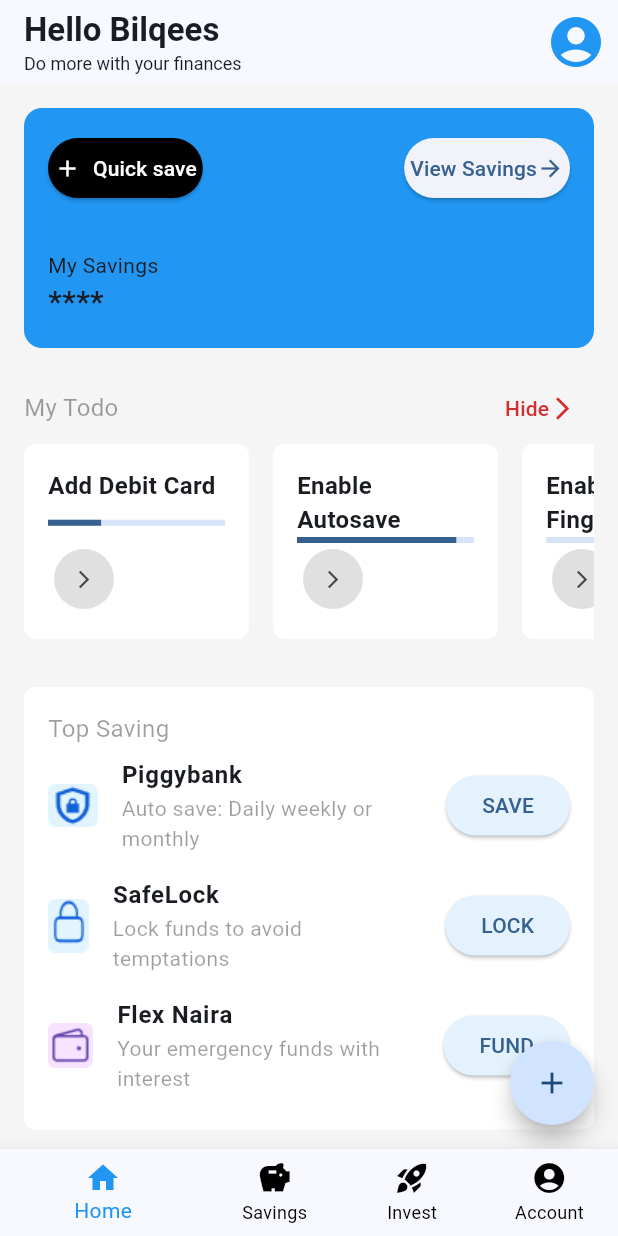
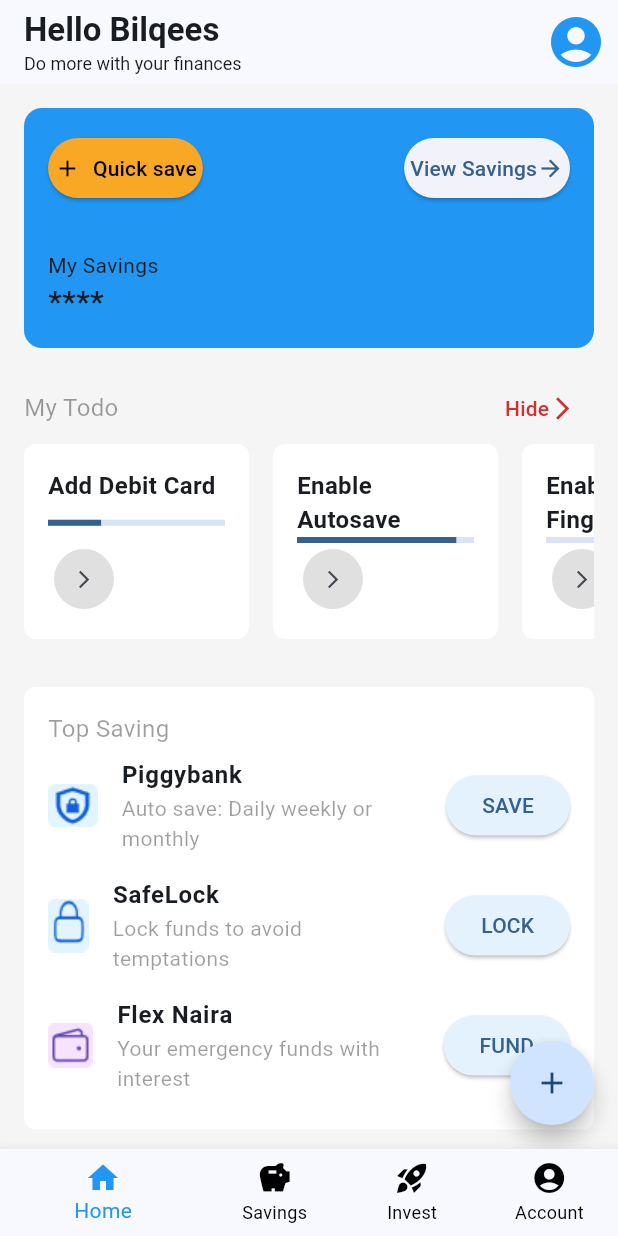
Before and after one commit to Fabilqees/savenet_app, a Flutter app: the screen it shows after launch, after a tap on "View Savings", on a phone screen of 412 x 824 dp. Run offline on Flutter 3.47's test engine with Material 3 defaults, Android fonts, the phone set to English and light mode, and no system bars; missing offline and left inert: dart:ffi.

Commit message:
16/04/2024

```diff
--- a/lib/features/home/pages/home_page.dart
+++ b/lib/features/home/pages/home_page.dart
@@ -5,7 +5,7 @@ import 'package:savenet_app/features/accounts/pages/account_view.dart';
 import 'package:savenet_app/features/home/pages/home_view.dart';
 import 'package:savenet_app/features/savings/pages/savings_view.dart';
 
-import 'package:savenet_app/invest_view.dart';
+import 'package:savenet_app/features/invest/invest_view.dart';
 
 
 
--- a/lib/features/home/pages/home_view.dart
+++ b/lib/features/home/pages/home_view.dart
@@ -45,7 +45,37 @@ class HomeView extends StatelessWidget {
       body: ListView(
         padding: EdgeInsets.all(16.0),
         children: [
-          SavingDetailsCard(),
+          SavingDetailsCard(
+            bottomLeftWidget: Column(
+              crossAxisAlignment: CrossAxisAlignment.start,
+              children: [
+                Text("My Savings"),
+                Text(
+                  "****",
+                  style: TextStyle(
+                      fontWeight: FontWeight.bold,
+                      fontSize: 20
+                  ),
+                )
+              ],
+            ),
+            topRightWidget: ElevatedButton(
+              onPressed:  (){},
+              child: Row(
+                mainAxisSize: MainAxisSize.min,
+                children: [
+                  Text("View Savings"),
+                  Icon(Icons.arrow_forward)
+                ],
+              ),
+              style: ElevatedButton.styleFrom(
+                  padding: EdgeInsets.symmetric(
+                      vertical: 0,
+                      horizontal: 4
+                  )
+              ),
+            ),
+          ),
           MyTodoSection(),
           TopSavingsSection(),
           SuggestionsSection(),
--- a/lib/features/home/widget/savings_details_card.dart
+++ b/lib/features/home/widget/savings_details_card.dart
@@ -3,7 +3,12 @@ import 'package:flutter/material.dart';
 class SavingDetailsCard extends StatelessWidget {
   const SavingDetailsCard({
     super.key,
+    required this.bottomLeftWidget,
+    required this.topRightWidget
   });
+
+  final Widget bottomLeftWidget;
+  final Widget topRightWidget;
 
   @override
   Widget build(BuildContext context) {
@@ -25,8 +30,8 @@ class SavingDetailsCard extends StatelessWidget {
                     vertical: 0,
                     horizontal: 4
                 ),
-                backgroundColor: Colors.black,
-                foregroundColor: Colors.white
+                backgroundColor: Colors.yellow.shade800,
+                foregroundColor: Colors.black
             ),
           ),
 
@@ -34,39 +39,12 @@ class SavingDetailsCard extends StatelessWidget {
           Positioned(
             top: 0,
             right: 0,
-            child: ElevatedButton(
-              onPressed:  (){},
-              child: Row(
-                mainAxisSize: MainAxisSize.min,
-                children: [
-                  Text("View Savings"),
-                  Icon(Icons.arrow_forward)
-                ],
-              ),
-              style: ElevatedButton.styleFrom(
-                  padding: EdgeInsets.symmetric(
-                      vertical: 0,
-                      horizontal: 4
-                  )
-              ),
-            ),
+            child: topRightWidget
           ),
           Positioned(
               bottom: 0,
               left: 0,
-              child: Column(
-                crossAxisAlignment: CrossAxisAlignment.start,
-                children: [
-                  Text("My Savings"),
-                  Text(
-                    "****",
-                    style: TextStyle(
-                        fontWeight: FontWeight.bold,
-                        fontSize: 20
-                    ),
-                  )
-                ],
-              )
+              child: bottomLeftWidget
           )
         ],
 
--- a/lib/features/home/widget/vetted_oportunities_section.dart
+++ b/lib/features/home/widget/vetted_oportunities_section.dart
@@ -1,6 +1,7 @@
 
 
 import 'package:flutter/material.dart';
+import 'package:savenet_app/features/home/widget/vetted_opportunities_item.dart';
 
 class VettedOpportunitesSection extends StatelessWidget {
   const VettedOpportunitesSection({super.key});
@@ -37,10 +38,36 @@ class VettedOpportunitesSection extends StatelessWidget {
             child: ListView(
               scrollDirection: Axis.horizontal,
               children: [
-                VOItem(),
-                VOItem(),
-                VOItem(),
-                VOItem(),
+                VOItem(
+                  image: ("assets/images/invest_img.png"),
+                  title: "CORPERATE DEBT",
+                  subtitle: "10%. returns in 9 months",
+                ),
+                VOItem(
+                  image: ("assets/images/invest_img2.png"),
+                  title: "CORPERATE DEBT",
+                  subtitle: "5.9%. returns in 6 months",
+                ),
+                VOItem(
+                  image: ("assets/images/invest_img3.png"),
+                  title: "CORPERATE DEBT",
+                  subtitle: "10.4%. returns in 10 months",
+                ),
+                VOItem(
+                  image: ("assets/images/invest_img4.png"),
+                  title: "CORPERATE DEBT",
+                  subtitle: "3.7%. returns in 3 months",
+                ),
+                VOItem(
+                  image: ("assets/images/invest_img5.png"),
+                  title: "CORPERATE DEBT",
+                  subtitle: "11%. returns in 9 months",
+                ),
+                VOItem(
+                  image: ("assets/images/invest_img6.png"),
+                  title: "CORPERATE DEBT",
+                  subtitle: "6.7%. returns in 6 months",
+                ),
               ],
             ),
           )
@@ -49,33 +76,3 @@ class VettedOpportunitesSection extends StatelessWidget {
     );
   }
 }
-
-class VOItem extends StatelessWidget {
-  const VOItem({
-    super.key,
-  });
-
-  @override
-  Widget build(BuildContext context) {
-    return Container(
-      margin: EdgeInsets.only(right: 8),
-      child: Column(
-        crossAxisAlignment: CrossAxisAlignment.start,
-       children: [
-         Image.asset(
-             "assets/images/invest_img.png",
-           width: 152,
-         ),
-         Text(
-             "Corperate debt",
-           style: TextStyle(
-             fontWeight: FontWeight.bold,
-             fontSize: 18
-           ),
-         ),
-         Text("10% returns in 9 months")
-       ],
-      ),
-    );
-  }
-}
--- /dev/null
+++ b/lib/features/home/widget/vetted_opportunities_item.dart
@@ -0,0 +1,40 @@
+import 'package:flutter/material.dart';
+
+class VOItem extends StatelessWidget {
+  const VOItem({
+    super.key,
+    required this.image,
+    required this.title,
+    required this.subtitle
+  });
+
+  final String image;
+  final String title;
+  final String subtitle;
+
+  @override
+  Widget build(BuildContext context) {
+    return Container(
+      margin: EdgeInsets.only(right: 8),
+      child: Column(
+        crossAxisAlignment: CrossAxisAlignment.start,
+        children: [
+          Image.asset(
+            image,
+            width: 152,
+          ),
+          Text(
+            title,
+            style: TextStyle(
+                fontWeight: FontWeight.bold,
+                fontSize: 18
+            ),
+          ),
+          Text(
+              subtitle
+          )
+        ],
+      ),
+    );
+  }
+}
```
Also changed, not shown: lib/features/savings/pages/savings_view.dart (+44 -1 lines), lib/features/savings/widgets/flexible_savings_section.dart (added, +50 -0 lines), lib/features/savings/widgets/strict_savings_items.dart (added, +69 -0 lines), lib/features/savings/widgets/stricy_savings_section.dart (added, +63 -0 lines), assets/images/invest_img2.png (added), assets/images/invest_img3.png (added), assets/images/invest_img4.png (added), assets/images/invest_img5.png (added), assets/images/invest_img6.png (added), lib/features/invest/invest_view.dart (renamed from lib/invest_view.dart).
